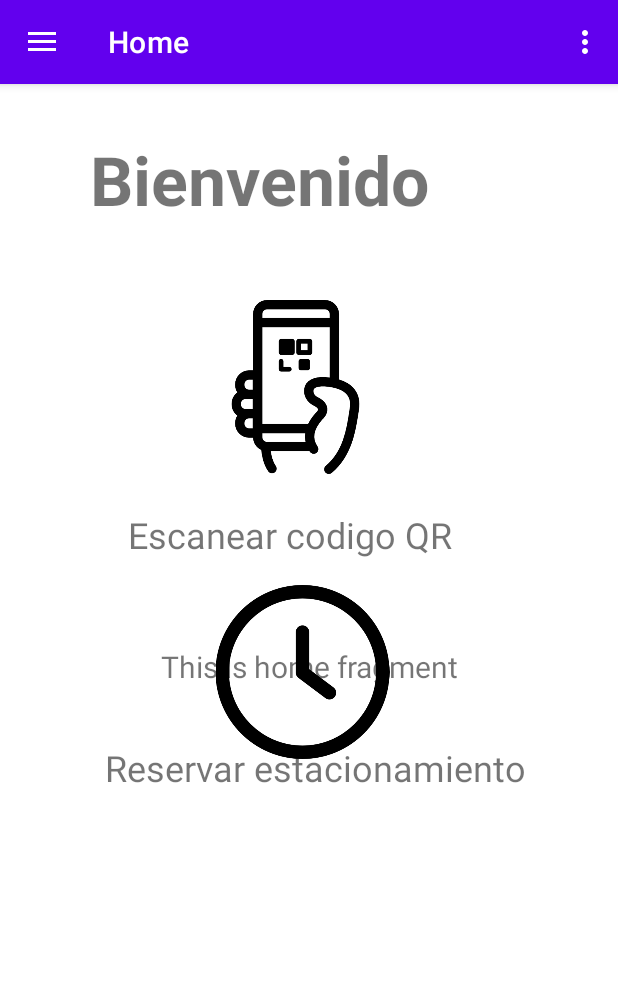
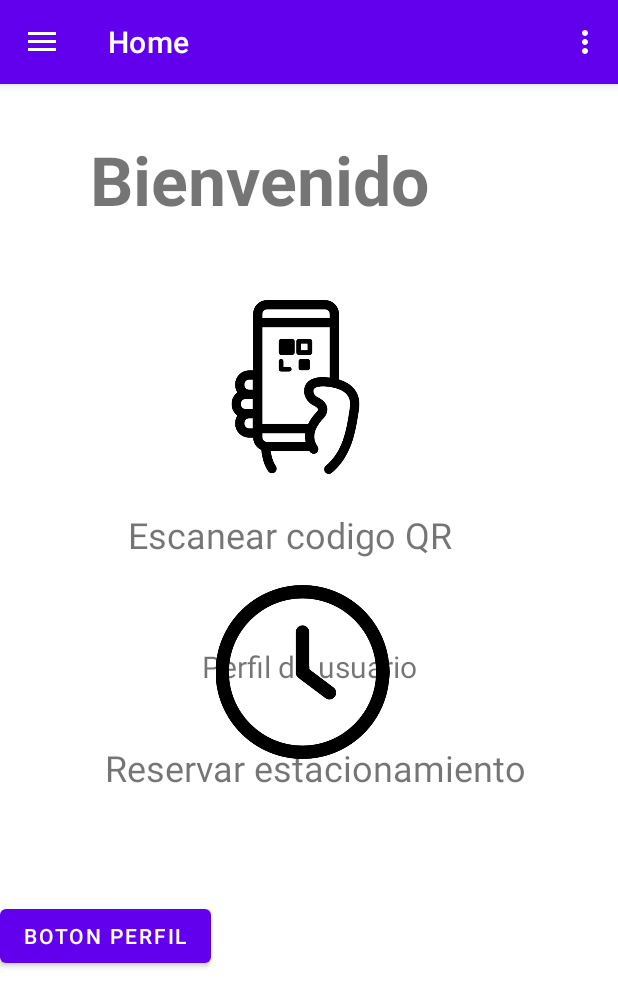
Before and after one commit to ftoledoroa/ProyectoTituloFuentesToledo, an Android app: the BienvenidaPantalla screen opened directly, with no data from a screen before it, on a phone screen of 412 x 824 dp. Shown: the top 1007 px of the screen. Run offline under Robolectric (Android 15) with nearby library versions, the phone set to English and light mode, and no system bars; our stand-ins replace navigation-ui.

```diff
--- a/app/build.gradle
+++ b/app/build.gradle
@@ -41,6 +41,7 @@ dependencies {
     implementation 'androidx.lifecycle:lifecycle-viewmodel-ktx:2.4.1'
     implementation 'androidx.navigation:navigation-fragment:2.4.1'
     implementation 'androidx.navigation:navigation-ui:2.4.1'
+    implementation 'androidx.navigation:navigation-runtime:2.4.1'
     testImplementation 'junit:junit:4.13.2'
     androidTestImplementation 'androidx.test.ext:junit:1.1.3'
     androidTestImplementation 'androidx.test.espresso:espresso-core:3.4.0'
--- a/app/src/main/java/com/example/proyectotitulofuentestoledo/ui/home/HomeViewModel.java
+++ b/app/src/main/java/com/example/proyectotitulofuentestoledo/ui/home/HomeViewModel.java
@@ -10,7 +10,7 @@ public class HomeViewModel extends ViewModel {
 
     public HomeViewModel() {
         mText = new MutableLiveData<>();
-        mText.setValue("This is home fragment");
+        mText.setValue("Perfil de usuario");
     }
 
     public LiveData<String> getText() {
--- a/app/src/main/res/layout/app_bar_bienvenida_pantalla.xml
+++ b/app/src/main/res/layout/app_bar_bienvenida_pantalla.xml
@@ -69,5 +69,12 @@
         android:text="Reservar estacionamiento"
         android:textSize="24sp" />
 
+    <Button
+        android:id="@+id/btPerfil"
+        android:layout_width="wrap_content"
+        android:layout_height="wrap_content"
+        android:layout_marginTop="600dp"
+        android:text="Boton perfil" />
+
 
 </androidx.coordinatorlayout.widget.CoordinatorLayout>
--- a/app/src/main/res/menu/activity_main_drawer.xml
+++ b/app/src/main/res/menu/activity_main_drawer.xml
@@ -5,9 +5,9 @@
 
     <group android:checkableBehavior="single">
         <item
-            android:id="@+id/nav_home"
-            android:icon="@drawable/ic_menu_camera"
-            android:title="@string/menu_home" />
+            android:id="@+id/nav_perfil"
+            android:icon="@android:drawable/btn_star"
+            android:title="Perfil de Usuario" />
         <item
             android:id="@+id/nav_gallery"
             android:icon="@drawable/ic_menu_gallery"
```
Also changed, not shown: app/src/main/java/com/example/proyectotitulofuentestoledo/BienvenidaPantalla.java (+7 -0 lines), app/src/main/java/com/example/proyectotitulofuentestoledo/Perfil_usuario.java (+21 -4 lines).
